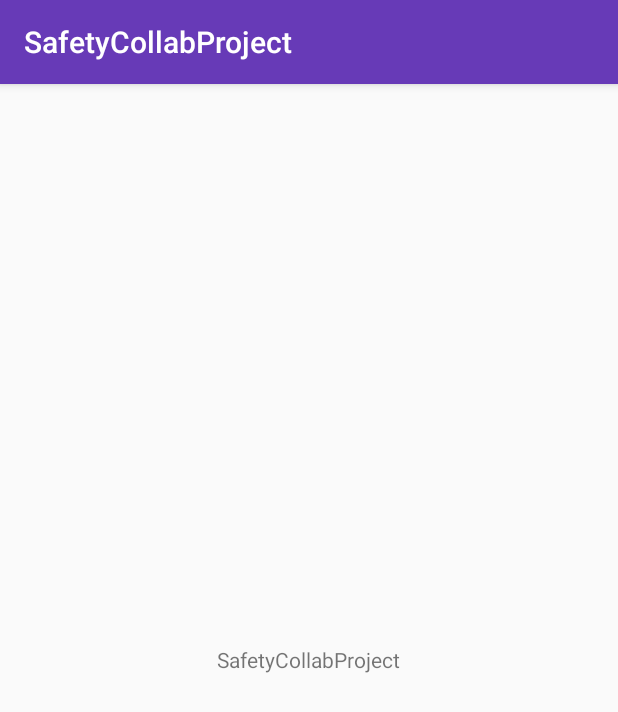
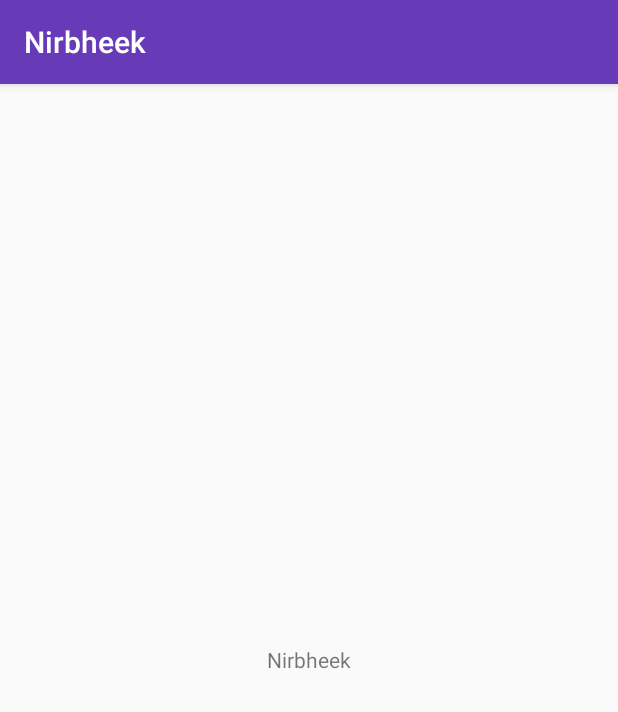
Before and after one commit to UdacityAndroidBasicsScholarship/wmn-safety, an Android app: the screen it shows after launch (MainActivity), on a phone screen of 412 x 824 dp. Shown: the top 712 px of the screen. Run offline under Robolectric (Android 15) with nearby library versions, the phone set to English and light mode, and no system bars.

Commit message:
Added new strings

```diff
--- a/app/src/main/res/values/strings.xml
+++ b/app/src/main/res/values/strings.xml
@@ -1,3 +1,4 @@
 <resources>
-    <string name="app_name">SafetyCollabProject</string>
+    <string name="app_name">Nirbheek</string>
+    <string name="splash_art">Splash Art</string>
 </resources>
```
